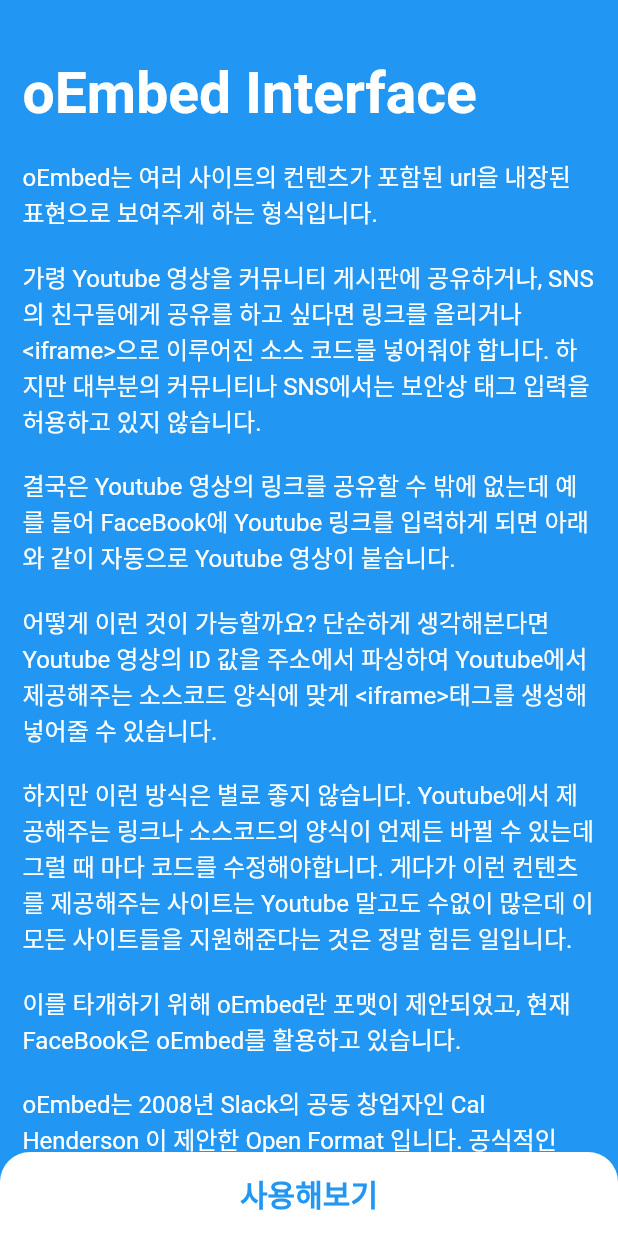
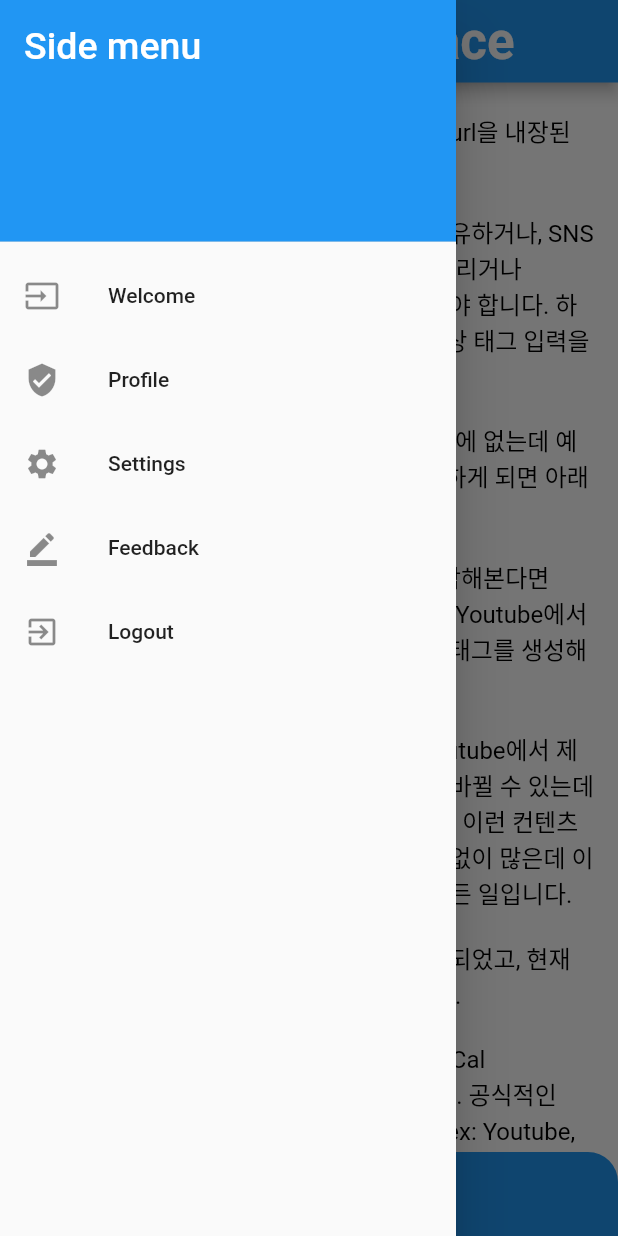
Before and after one commit to kimdw9983/oembed_flutter, a Flutter app: the screen it shows after launch, with the side drawer open (before the commit the screen has no drawer), on a phone screen of 412 x 824 dp. Run offline on Flutter 3.47's test engine with Material 2 defaults, Android fonts, the phone set to English and light mode, and no system bars; our stand-ins replace get, webview_flutter.

Commit message:
Update home.dart

```diff
--- a/lib/home.dart
+++ b/lib/home.dart
@@ -62,7 +62,7 @@
         child: Column(
           crossAxisAlignment: CrossAxisAlignment.start,
           children: [
-            const Padding(padding: EdgeInsets.symmetric(vertical: 15.0)),
+            const Padding(padding: EdgeInsets.symmetric(vertical: 12.0)),
             const Text(
               '사용해보기',
               style: TextStyle(
@@ -132,24 +132,13 @@
       child: Column(
         crossAxisAlignment: CrossAxisAlignment.start,
         children: const [
-          Padding(padding: EdgeInsets.symmetric(vertical: 20.0)),
-          Padding(
-            padding: EdgeInsets.symmetric(horizontal: 15.0),
-            child: Text('oEmbed Interface',
-              style: TextStyle(
-                  color: Colors.white,
-                  fontSize: 38,
-                  fontWeight: FontWeight.bold
-              ),
-            ),
-          ),
           Padding(padding: EdgeInsets.symmetric(vertical: 10.0)),
           Padding(
             padding: EdgeInsets.symmetric(horizontal: 15.0),
             child: Text(raw,
               style: TextStyle(
-                  fontSize: 16,
-                  color: Colors.white
+                fontSize: 16,
+                color: Colors.black
               ),
             ),
           ),
@@ -160,11 +149,59 @@
   }
 }
 
+class NavDrawer extends StatelessWidget {
+  const NavDrawer({Key? key}) : super(key: key);
+
+  @override
+  Widget build(BuildContext context) {
+    return Drawer(
+      child: ListView(
+        padding: EdgeInsets.zero,
+        children: <Widget>[
+          const DrawerHeader(
+            decoration: BoxDecoration(
+              color: Colors.blue,
+            ),
+            child: Text(
+              'Side menu',
+              style: TextStyle(color: Colors.white, fontSize: 25),
+            ),
+          ),
+          ListTile(
+            leading: const Icon(Icons.input),
+            title: const Text('Welcome'),
+            onTap: () => {},
+          ),
+          ListTile(
+            leading: const Icon(Icons.verified_user),
+            title: const Text('Profile'),
+            onTap: () => {Navigator.of(context).pop()},
+          ),
+          ListTile(
+            leading: const Icon(Icons.settings),
+            title: const Text('Settings'),
+            onTap: () => {Navigator.of(context).pop()},
+          ),
+          ListTile(
+            leading: const Icon(Icons.border_color),
+            title: const Text('Feedback'),
+            onTap: () => {Navigator.of(context).pop()},
+          ),
+          ListTile(
+            leading: const Icon(Icons.exit_to_app),
+            title: const Text('Logout'),
+            onTap: () => {Navigator.of(context).pop()},
+          ),
+        ],
+      ),
+    );
+  }
+}
+
 class MyHomePage extends StatelessWidget {
   MyHomePage({Key? key}) : super(key: key);
 
   final TextEditingController urlField = TextEditingController();
-
   void openBottomSheet() {
     Get.bottomSheet(
       Stack(
@@ -189,7 +226,9 @@
                 onPressed: () {
                   Get.to(() => SecondPage(arg: URLArguments("TEST", urlField.text.isNotEmpty ? urlField.text : sampleURL)));
                 },
-                child: const Text('검색'),
+                child: const Text('검색',
+                  style: TextStyle(fontSize: 16, color: Colors.black),
+                ),
               ),
             ),
           ),
@@ -203,15 +242,29 @@
   @override
   Widget build(BuildContext context) {
     return Scaffold(
-      //resizeToAvoidBottomInset: false,
-      backgroundColor: Colors.blue,
+      drawer: const NavDrawer(),
+      backgroundColor: Colors.white,
+      appBar: PreferredSize(
+        preferredSize: const Size.fromHeight(55.0),
+        child: AppBar(
+          iconTheme: const IconThemeData(color: Colors.black),
+          backgroundColor: Colors.blue,
+          title: const Text('oEmbed Interface',
+            style: TextStyle(
+              color: Colors.white,
+              fontSize: 34,
+              fontWeight: FontWeight.bold
+            ),
+          ),
+        ),
+      ),
       body: Stack(
         children: const [
           BackContent(),
         ],
       ),
       bottomNavigationBar: Material(
-        color: Colors.white,
+        color: Colors.blue,
         borderRadius: const BorderRadius.only(
             topLeft: Radius.circular(20.0),
             topRight: Radius.circular(20.0)
@@ -225,7 +278,7 @@
             child: Center(
               child: Text(
                 '사용해보기',
-                style: TextStyle(fontSize: 20, fontWeight: FontWeight.bold, color: Colors.blue),
+                style: TextStyle(fontSize: 20, fontWeight: FontWeight.bold, color: Colors.white),
               ),
             ),
           ),
```
